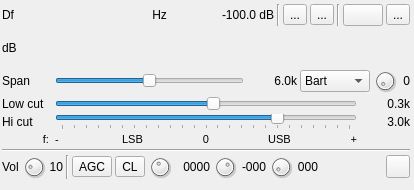
Qt form plugins/channelrx/demodssb/ssbdemodgui.ui (f4exb/sdrangel) before a commit.
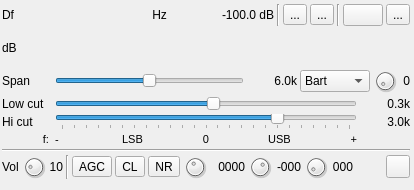
The same form after that commit. Icons and pictures are not drawn. Custom widgets are drawn as their Qt base class.

```diff
--- a/plugins/channelrx/demodssb/ssbdemodgui.ui
+++ b/plugins/channelrx/demodssb/ssbdemodgui.ui
@@ -868,6 +868,19 @@
         </property>
        </widget>
       </item>
+      <item>
+       <widget class="ButtonSwitch" name="dnr">
+        <property name="toolTip">
+         <string>Toggle Digital Noise Reduction</string>
+        </property>
+        <property name="text">
+         <string>NR</string>
+        </property>
+        <property name="checkable">
+         <bool>true</bool>
+        </property>
+       </widget>
+      </item>
       <item>
        <widget class="QDial" name="agcTimeLog2">
         <property name="maximumSize">
```
